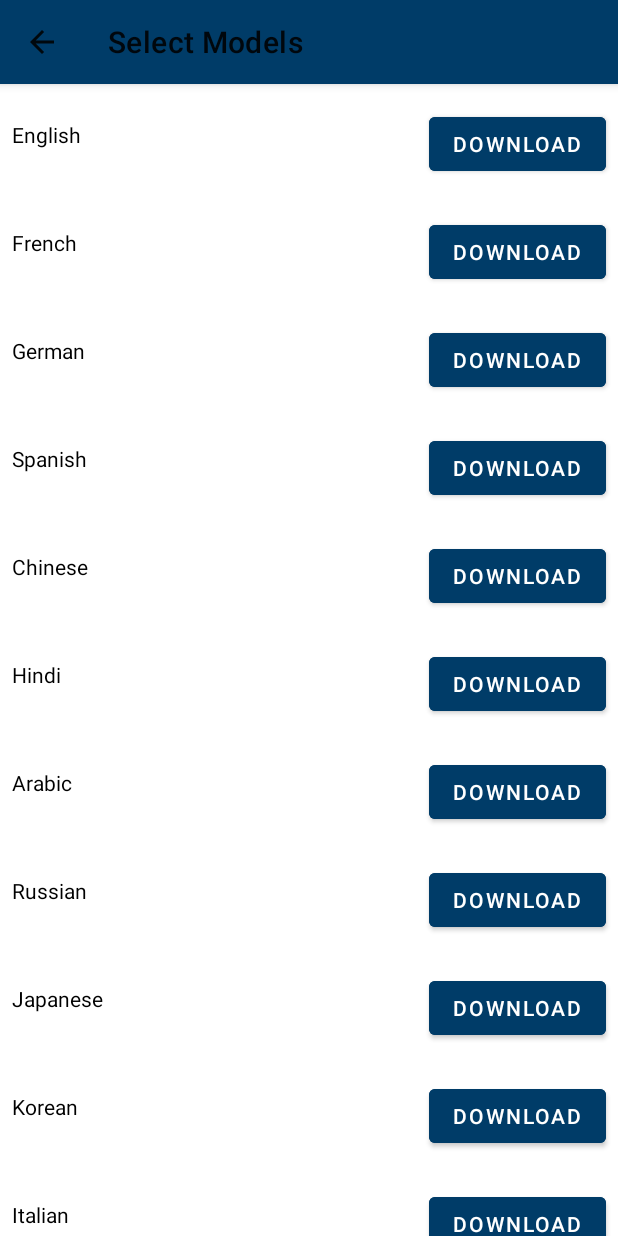
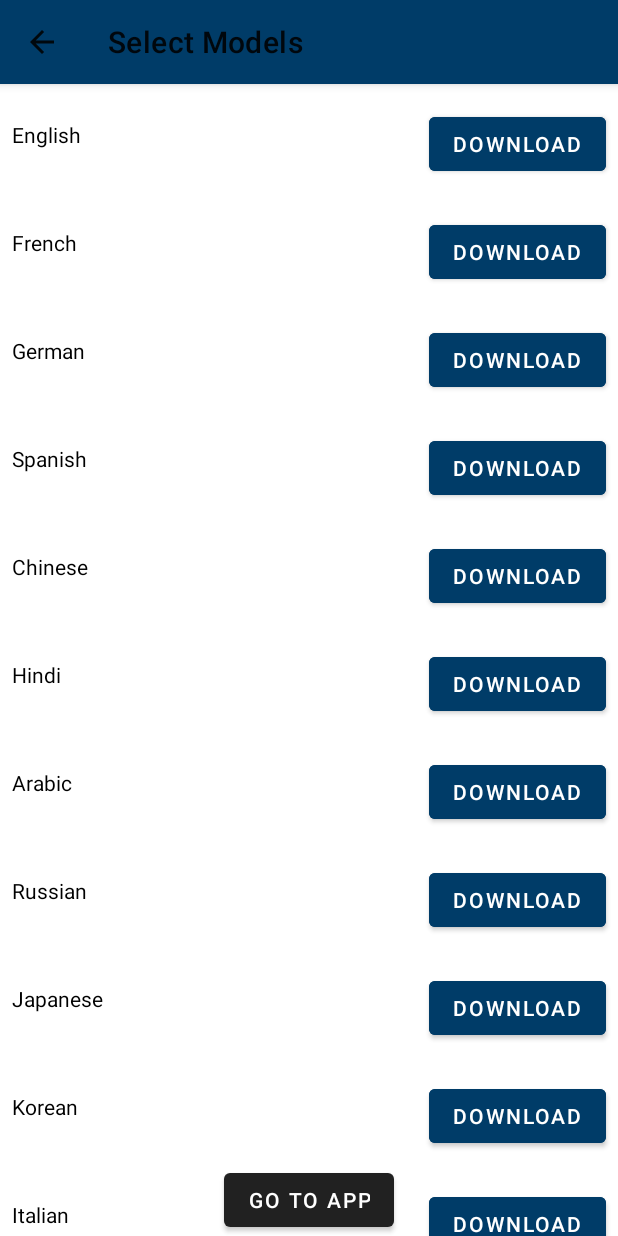
Before and after one commit to AthlonsDev/Translation_App, an Android app: the MainActivity screen opened directly, with no data from a screen before it, after a tap on "Models", on a phone screen of 412 x 824 dp. Run offline under Robolectric (Android 15) with nearby library versions, the phone set to English and light mode, and no system bars; our stand-ins replace androidx.preference, navigation-ui; libraries missing offline, so code that uses them is left out: com.google.mlkit.common, com.google.mlkit.nl; 33 statements that could not run were skipped.

Commit message:
fixes + shared prefs

```diff
--- a/app/src/main/java/com/example/translation_app/MainActivity.kt
+++ b/app/src/main/java/com/example/translation_app/MainActivity.kt
@@ -97,6 +97,16 @@ class MainActivity : AppCompatActivity() {
 
         R.id.models -> {
             val intent = Intent(this, ModelActivity::class.java)
+            startActivity(intent)
+            true
+        }
+        R.id.camera -> {
+            val intent = Intent(this, CameraActivity::class.java)
+            startActivity(intent)
+            true
+        }
+        R.id.gallery -> {
+            val intent = Intent(this, GalleryActivity::class.java)
             startActivity(intent)
             true
         }
--- a/app/src/main/java/com/example/translation_app/Models/ModelActivity.kt
+++ b/app/src/main/java/com/example/translation_app/Models/ModelActivity.kt
@@ -1,13 +1,19 @@
 package com.example.translation_app.Models
 
+import android.content.Intent
+import android.content.SharedPreferences
 import android.graphics.Color
 import android.os.Bundle
 import android.view.MenuItem
 import android.widget.Toast
 import androidx.appcompat.app.AppCompatActivity
+import androidx.core.view.isVisible
+import androidx.preference.PreferenceManager
+import com.example.translation_app.MainActivity
 import com.example.translation_app.R
 import com.example.translation_app.databinding.ActivityModelBinding
 import com.example.translation_app.start.ItemsViewModel
+import com.example.translation_app.start.StartActivity
 import com.example.translation_app.start.StartAdapter
 import com.google.mlkit.common.model.DownloadConditions
 import com.google.mlkit.common.model.RemoteModelManager
@@ -43,6 +49,19 @@ class ModelActivity: AppCompatActivity() {
 
 //        data.add(ModelsViewModel("English"))
         addRec()
+
+        checkData()
+
+        binding.finishButton.setOnClickListener {
+            val prefs: SharedPreferences = PreferenceManager.getDefaultSharedPreferences(baseContext)
+            val previouslyStarted = prefs.getBoolean(getString(com.example.translation_app.R.string.prev_started), false)
+            if (!previouslyStarted) {
+                val edit = prefs.edit()
+                edit.putBoolean(getString(com.example.translation_app.R.string.prev_started), java.lang.Boolean.TRUE)
+                edit.commit()
+                startApp()
+            }
+        }
 
         adapter?.onClickListener(object : ModelsAdapter.OnClickListener {
             override fun onClicks(pos: Int, text: CharSequence, item: ModelsViewModel) {
@@ -163,7 +182,6 @@ class ModelActivity: AppCompatActivity() {
         modelManager.getDownloadedModels(TranslateRemoteModel::class.java)
             .addOnSuccessListener { models ->
                 for (model in models) {
-                    Toast.makeText(this, "Model: ${model.language}", Toast.LENGTH_SHORT).show()
                     when (model) {
                         englishModel -> {
                             adapter?.condition = "model downloaded"
@@ -237,4 +255,18 @@ class ModelActivity: AppCompatActivity() {
                 adapter?.notifyDataSetChanged()
             }
         }
+
+    private fun checkData() {
+        val prefs: SharedPreferences = PreferenceManager.getDefaultSharedPreferences(baseContext)
+        val previouslyStarted = prefs.getBoolean(getString(com.example.translation_app.R.string.prev_started), false)
+        if (previouslyStarted) {
+            binding.finishButton.isEnabled = false
+            binding.finishButton.isVisible = false
+        }
     }
+
+    private fun startApp() {
+        val intent = Intent(this, MainActivity::class.java)
+        startActivity(intent)
+    }
+}
--- a/app/src/main/res/layout/activity_model.xml
+++ b/app/src/main/res/layout/activity_model.xml
@@ -28,4 +28,13 @@
         app:layout_constraintStart_toStartOf="parent"
         app:layout_constraintTop_toBottomOf="@+id/my_toolbar" />
 
+    <Button
+        android:id="@+id/finish_button"
+        android:layout_width="wrap_content"
+        android:layout_height="wrap_content"
+        android:text="Go To App"
+        app:layout_constraintBottom_toBottomOf="@+id/rec_mod"
+        app:layout_constraintEnd_toEndOf="parent"
+        app:layout_constraintStart_toStartOf="parent" />
+
 </androidx.constraintlayout.widget.ConstraintLayout>
--- a/app/src/main/res/layout/fragment_dashboard.xml
+++ b/app/src/main/res/layout/fragment_dashboard.xml
@@ -45,14 +45,12 @@
         android:id="@+id/translate_button_2"
         android:layout_width="wrap_content"
         android:layout_height="wrap_content"
-        android:layout_marginTop="8dp"
-        android:layout_marginBottom="8dp"
+        android:layout_marginBottom="16dp"
+        android:backgroundTint="@color/teal_200"
         android:clickable="true"
-        android:backgroundTint="@color/teal_200"
         android:src="@drawable/baseline_translate_24"
         app:layout_constraintBottom_toTopOf="@+id/output_text"
         app:layout_constraintEnd_toEndOf="parent"
-        app:layout_constraintHorizontal_bias="0.498"
         app:layout_constraintStart_toStartOf="parent"
         app:layout_constraintTop_toBottomOf="@+id/input_text" />
 
--- a/app/src/main/res/menu/toolbar.xml
+++ b/app/src/main/res/menu/toolbar.xml
@@ -2,6 +2,19 @@
     xmlns:app="http://schemas.android.com/apk/res-auto">
 
     <!-- "Mark Favorite", must appear as action button if possible. -->
+
+    <item
+        android:id="@+id/camera"
+        android:icon="@android:drawable/ic_menu_camera"
+        android:title="Camera"
+        app:showAsAction="ifRoom" />
+
+    <item
+        android:id="@+id/gallery"
+        android:icon="@android:drawable/ic_menu_gallery"
+        android:title="Gallery"
+        app:showAsAction="ifRoom" />
+
     <item
         android:id="@+id/models"
         android:icon="@android:drawable/ic_menu_more"
--- a/app/src/main/res/values/strings.xml
+++ b/app/src/main/res/values/strings.xml
@@ -57,5 +57,6 @@
     <string name="translate_from">Translate From</string>
     <string name="speech_input">Waiting For Speech</string>
     <string name="speech_output">Waiting for Translation</string>
+    <string name="prev_started">Preview Started</string>
 
 </resources>
```
Also changed, not shown: app/src/main/java/com/example/translation_app/start/StartActivity.kt (+22 -57 lines), app/src/main/res/layout/start_view_design.xml (+7 -3 lines), app/src/main/res/menu/start_toolbar.xml (+8 -2 lines).
